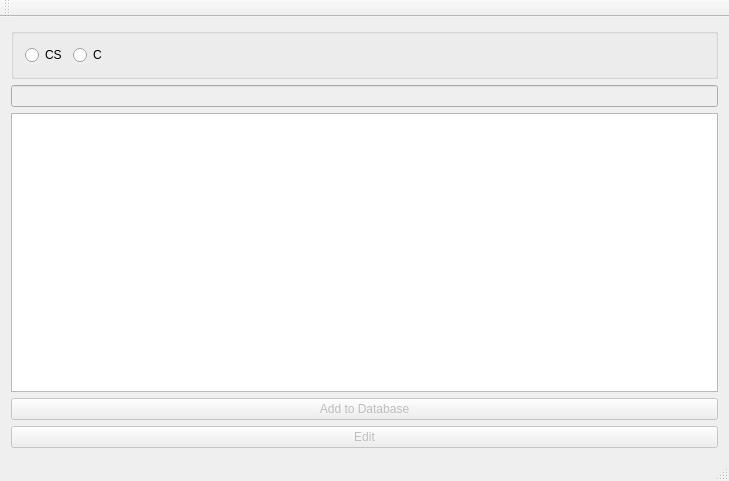
The window that LetsRockTryAgain/mainmenu.ui (Chris951306/VK1Group10) describes before a commit, drawn with Qt 5.
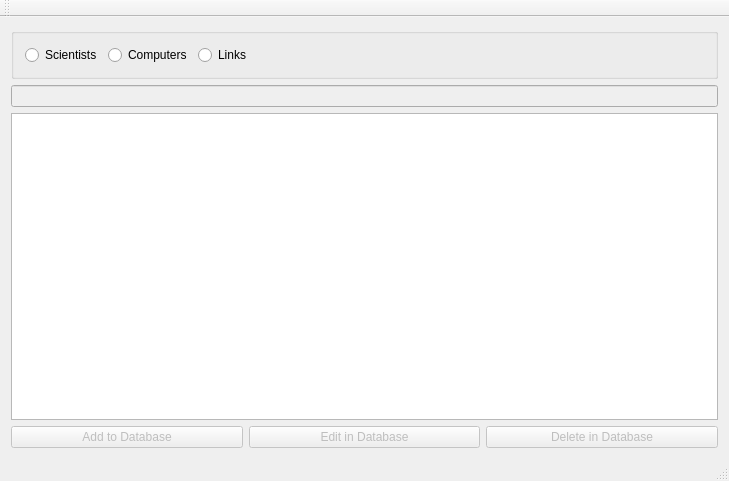
The same window after the commit.

```diff
--- a/LetsRockTryAgain/mainmenu.ui
+++ b/LetsRockTryAgain/mainmenu.ui
@@ -24,14 +24,21 @@
        <item>
         <widget class="QRadioButton" name="radioButton">
          <property name="text">
-          <string>CS</string>
+          <string>Scientists</string>
          </property>
         </widget>
        </item>
        <item>
         <widget class="QRadioButton" name="radioButton_2">
          <property name="text">
-          <string>C</string>
+          <string>Computers</string>
+         </property>
+        </widget>
+       </item>
+       <item>
+        <widget class="QRadioButton" name="radioButton_3">
+         <property name="text">
+          <string>Links</string>
          </property>
         </widget>
        </item>
@@ -75,7 +82,10 @@
      </widget>
     </item>
     <item>
-     <layout class="QHBoxLayout" name="horizontalLayout_2">
+     <layout class="QHBoxLayout" name="horizontalLayout_2"/>
+    </item>
+    <item>
+     <layout class="QHBoxLayout" name="horizontalLayout_3">
       <item>
        <widget class="QPushButton" name="pushAddButton">
         <property name="enabled">
@@ -86,17 +96,27 @@
         </property>
        </widget>
       </item>
-     </layout>
-    </item>
     <item>
      <widget class="QPushButton" name="pushEditButton">
       <property name="enabled">
        <bool>false</bool>
       </property>
       <property name="text">
-       <string>Edit</string>
-      </property>
-     </widget>
+         <string>Edit in Database</string>
+        </property>
+       </widget>
+      </item>
+      <item>
+       <widget class="QPushButton" name="pushDeleteButton">
+        <property name="enabled">
+         <bool>false</bool>
+        </property>
+        <property name="text">
+         <string>Delete in Database</string>
+        </property>
+       </widget>
+      </item>
+     </layout>
     </item>
    </layout>
   </widget>
```
Lines whose indentation alone changed are shown as unchanged.
